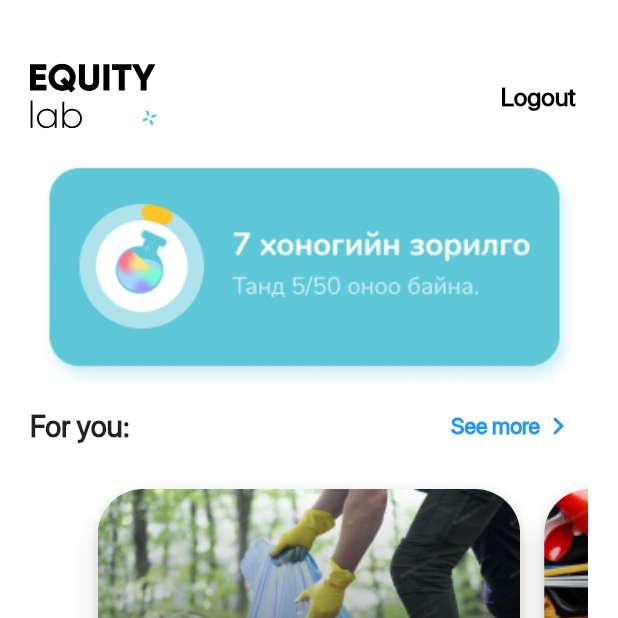
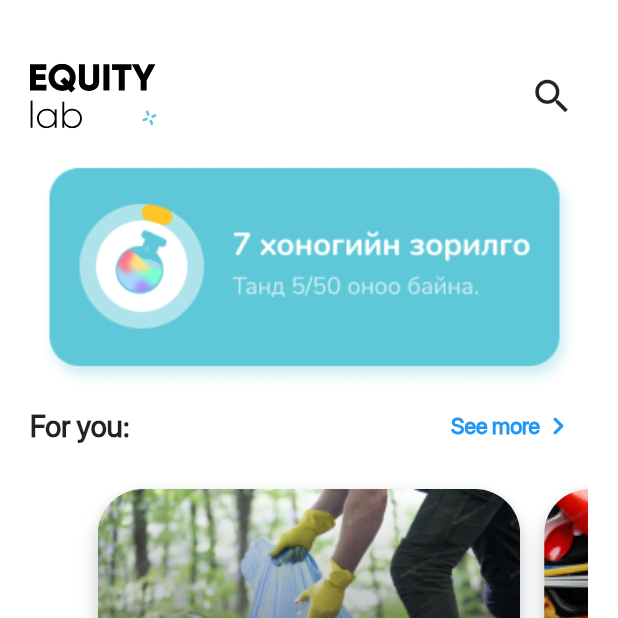
Before and after one commit to bryanjudetoh/capstone-flutter-app, a Flutter app: the HomeScreen screen opened directly with empty values, on a phone screen of 412 x 824 dp, the top half of it. Run offline on Flutter 3.47's test engine with Material 2 defaults, Android fonts, the phone set to English and light mode, and no system bars; drawn by our look-alikes of carousel_slider; our stand-ins replace animated_splash_screen, flutter_secure_storage, flutter_signin_button, flutter_svg, form_field_validator, image_picker and 2 more; missing offline and left inert: flutter_login_facebook, image_picker_for_web, open_mail_app; accounts and stored records are empty; Roboto replaces fonts that are missing (SF Display Pro); project files that could hold a hidden picture were left out.

Commit message:
added search screen (without functionality)

```diff
--- a/lib/main.dart
+++ b/lib/main.dart
@@ -5,6 +5,7 @@ import 'package:youthapp/screens/change-password.dart';
 import 'package:youthapp/screens/edit-account-details.dart';
 import 'package:youthapp/screens/home.dart';
 import 'package:youthapp/screens/onboarding.dart';
+import 'package:youthapp/screens/search.dart';
 import 'package:youthapp/screens/signup.dart';
 import 'package:youthapp/screens/fb-signup.dart';
 import 'package:youthapp/screens/forgot-password.dart';
@@ -46,6 +47,7 @@ class MyApp extends StatelessWidget {
         '/home': (context) => HomeScreen(),
         '/edit-account-details': (context) => EditAccountDetailsScreen(),
         '/change-password': (context) => ChangePasswordScreen(),
+        '/search': (context) => SearchScreen(),
       }
     );
   }
--- a/lib/screens/home.dart
+++ b/lib/screens/home.dart
@@ -8,7 +8,6 @@ import 'package:youthapp/widgets/activities-carousel.dart';
 import 'package:youthapp/widgets/text-button.dart';
 import 'package:flutter_svg/flutter_svg.dart';
 import 'package:youthapp/utilities/images-titles-lists.dart';
-
 
 class HomeScreen extends StatefulWidget {
   HomeScreen({Key? key}) : super(key: key);
@@ -47,9 +46,7 @@ class _HomeScreenState extends State<HomeScreen> {
       bottomNavigationBar: BottomNavigationBar(
         items: const <BottomNavigationBarItem>[
           BottomNavigationBarItem(
-            icon: Icon(
-                Icons.cottage_outlined,
-                size: 30),
+            icon: Icon(Icons.cottage_outlined, size: 30),
             label: 'Home',
             backgroundColor: kDarkGrey,
           ),
@@ -97,21 +94,19 @@ class _HomeScreenState extends State<HomeScreen> {
     super.dispose();
     pageController.dispose();
   }
-
-
 }
 
 class HomeScreenBody extends StatefulWidget {
   const HomeScreenBody({Key? key, required this.user}) : super(key: key);
 
   final User user;
+
   @override
   _HomeScreenBodyState createState() => _HomeScreenBodyState();
 }
 
 class _HomeScreenBodyState extends State<HomeScreenBody> {
   final SecureStorage secureStorage = SecureStorage();
-
 
   @override
   Widget build(BuildContext context) {
@@ -124,22 +119,29 @@ class _HomeScreenBodyState extends State<HomeScreenBody> {
             mainAxisAlignment: MainAxisAlignment.spaceBetween,
             children: <Widget>[
               SvgPicture.asset('assets/images/equity-lab-homescreen-logo.svg'),
-              SizedBox(width: 10,),
-              PlainTextButton(
-                title: 'Logout',
-                func: () { doLogout(secureStorage); },
-                textStyle: bodyTextStyleBold,
-                textColor: Colors.black,
+              SizedBox(
+                width: 10,
+              ),
+              IconButton(
+                onPressed: () {
+                  Navigator.of(context).pushNamed('/search');
+                },
+                icon: Icon(Icons.search),
+                iconSize: 30,
               ),
             ],
           ),
-          SizedBox(height: 20,),
-          Image(image: AssetImage('assets/images/temp-homescreen-potions-level.png')),
+          SizedBox(
+            height: 20,
+          ),
+          Image(
+              image: AssetImage(
+                  'assets/images/temp-homescreen-potions-level.png')),
           ActivitiesCarousel(
-              title: 'For you:',
-              seeAllFunc: () {},
-              imagesList: imagesListForYou,
-              titlesList: titlesListForYou,
+            title: 'For you:',
+            seeAllFunc: () {},
+            imagesList: imagesListForYou,
+            titlesList: titlesListForYou,
           ),
           ActivitiesCarousel(
             title: 'Pride Board:',
```
Also changed, not shown: lib/screens/search.dart (added, +75 -0 lines).
